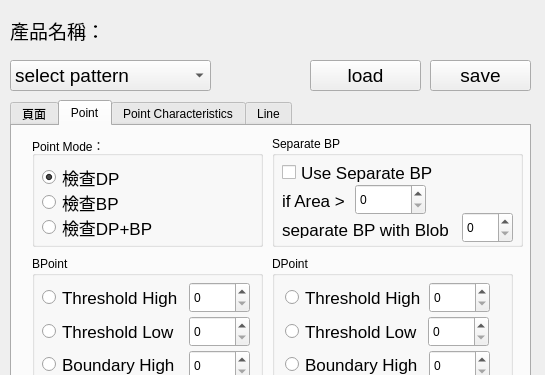
hsinying-tsai/CT2, file funcpar.ui: the form before one commit; both pictures show x 0 to 545 and y 0 to 375 of the 545 by 812 pixel window.
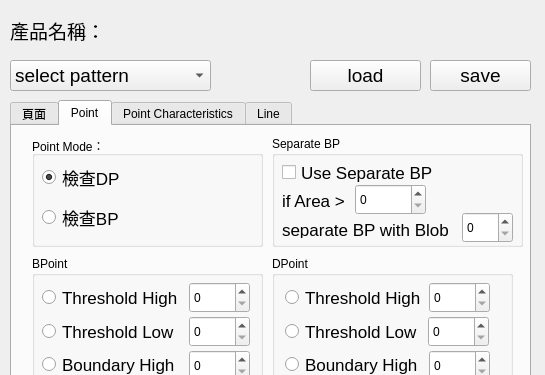
The form after the commit. The open tabs and pages were chosen to show the change.

Patch:
```diff
--- a/funcpar.ui
+++ b/funcpar.ui
@@ -123,7 +123,7 @@
       <property name="geometry">
        <rect>
         <x>10</x>
-        <y>55</y>
+        <y>70</y>
         <width>112</width>
         <height>23</height>
        </rect>
@@ -142,29 +142,6 @@
        <bool>false</bool>
       </property>
      </widget>
-     <widget class="QRadioButton" name="radioB_checkDPBP">
-      <property name="geometry">
-       <rect>
-        <x>10</x>
-        <y>80</y>
-        <width>112</width>
-        <height>23</height>
-       </rect>
-      </property>
-      <property name="font">
-       <font>
-        <pointsize>13</pointsize>
-        <weight>50</weight>
-        <bold>false</bold>
-       </font>
-      </property>
-      <property name="text">
-       <string>檢查DP+BP</string>
-      </property>
-      <property name="autoExclusive">
-       <bool>false</bool>
-      </property>
-     </widget>
     </widget>
     <widget class="QGroupBox" name="groupBox_5">
      <property name="geometry">
```
Left out of the diff: 2 changed lines with no effect on the pictures.
